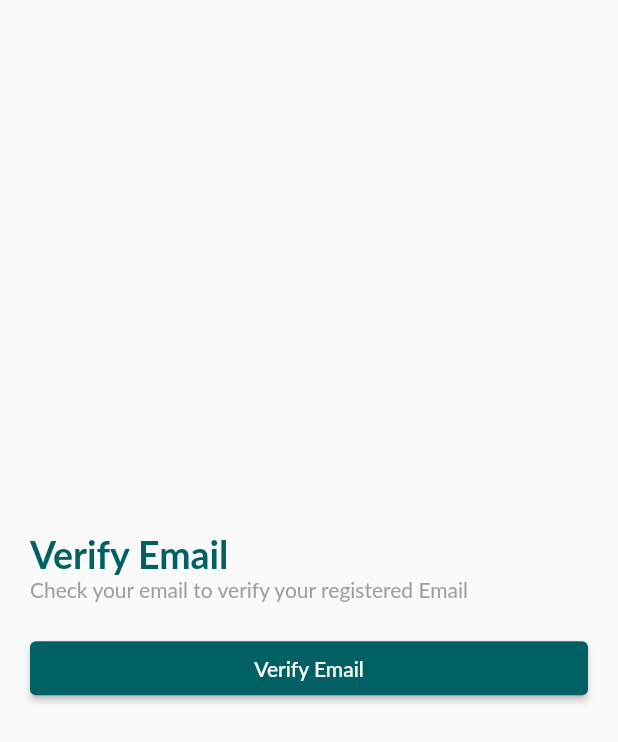
After one commit to deeppatel8259/free_book, a Flutter app: the EmailVerificationScreen screen opened by its route, on a phone screen of 412 x 824 dp. The commit adds this screen. Shown: the top 742 px of the screen. Run offline on Flutter 3.47's test engine with Material 2 defaults, Android fonts, the phone set to English and light mode, and no system bars; our stand-ins replace cloud_firestore, email_validator, firebase_auth, firebase_core, flutter_signin_button, google_sign_in and 1 more; missing offline and left inert: geocoder, open_mail_app; accounts and stored records are empty; Roboto replaces fonts that are missing (Lato).

Commit message:
email verification done

```diff
--- /dev/null
+++ b/lib/Screens/authentication/email_verification_screen.dart
@@ -0,0 +1,94 @@
+import 'package:flutter/material.dart';
+import 'package:free_book/Screens/location_screen.dart';
+import 'package:open_mail_app/open_mail_app.dart';
+
+
+class EmailVerificationScreen extends StatelessWidget {
+  static const String id = 'email-ver';
+  const EmailVerificationScreen({Key? key}) : super(key: key);
+
+  @override
+  Widget build(BuildContext context) {
+    return Scaffold(
+      body: Center(
+          child: Padding(
+        padding: const EdgeInsets.all(20.0),
+        child: Column(
+          mainAxisSize: MainAxisSize.min,
+          crossAxisAlignment: CrossAxisAlignment.start,
+          children: [
+            Align(
+              alignment: Alignment.centerLeft,
+              child: Text(
+                'Verify Email',
+                style: TextStyle(
+                    fontWeight: FontWeight.bold,
+                    fontSize: 25,
+                    color: Theme.of(context).primaryColor),
+              ),
+            ),
+            Text(
+              'Check your email to verify your registered Email',
+              style: TextStyle(color: Colors.grey),
+            ),
+            SizedBox(height: 20,),
+            Row(
+              children: [
+                Expanded(
+                    child: ElevatedButton(
+                  style: ButtonStyle(
+                      backgroundColor: MaterialStateProperty.all(
+                          Theme.of(context).primaryColor)),
+                  child: Text('Verify Email'),
+                      onPressed: () async {
+                        // Android: Will open mail app or show native picker.
+                        // iOS: Will open mail app if single mail app found.
+                        var result = await OpenMailApp.openMailApp();
+
+                        // If no mail apps found, show error
+                        if (!result.didOpen && !result.canOpen) {
+                          showNoMailAppsDialog(context);
+
+                          // iOS: if multiple mail apps found, show dialog to select.
+                          // There is no native intent/default app system in iOS so
+                          // you have to do it yourself.
+                        } else if (!result.didOpen && result.canOpen) {
+                          showDialog(
+                            context: context,
+                            builder: (_) {
+                              return MailAppPickerDialog(
+                                mailApps: result.options,
+                              );
+                            },
+                          );
+                        }
+                        Navigator.pushReplacementNamed(context, LocationScreen.id);
+                      },
+                ))
+              ],
+            )
+          ],
+        ),
+      )),
+    );
+  }
+  void showNoMailAppsDialog(BuildContext context) {
+    showDialog(
+      context: context,
+      builder: (context) {
+        return AlertDialog(
+          title: Text("Open Mail App"),
+          content: Text("No mail apps installed"),
+          actions: <Widget>[
+            FlatButton(
+              child: Text("OK"),
+              onPressed: () {
+                Navigator.pop(context);
+              },
+            )
+          ],
+        );
+      },
+    );
+  }
+}
--- a/lib/main.dart
+++ b/lib/main.dart
@@ -2,6 +2,7 @@
 import 'package:firebase_core/firebase_core.dart';
 import 'package:flutter/material.dart';
 import 'package:free_book/Screens/authentication/email_auth_screen.dart';
+import 'package:free_book/Screens/authentication/email_verification_screen.dart';
 import 'package:free_book/Screens/home_screen.dart';
 import 'Screens/home_screen.dart';
 import 'Screens/SplashScreen.dart';
@@ -36,6 +37,7 @@ class MyApp extends StatelessWidget {
         LocationScreen.id: (context) => LocationScreen(),
         HomeScreen.id: (context) => HomeScreen(locationData: locationData,),
         EmailAuthScreen.id: (context) => EmailAuthScreen(),
+        EmailVerificationScreen.id: (context) => EmailVerificationScreen(),
       },
     );
 
--- a/lib/widgets/auth_ui.dart
+++ b/lib/widgets/auth_ui.dart
@@ -4,6 +4,7 @@ import 'package:flutter/material.dart';
 import 'package:flutter_signin_button/button_list.dart';
 import 'package:flutter_signin_button/button_view.dart';
 import 'package:free_book/Screens/authentication/email_auth_screen.dart';
+import 'package:free_book/Screens/authentication/email_verification_screen.dart';
 import 'package:free_book/Screens/authentication/google_auth.dart';
 import 'package:free_book/Screens/authentication/phoneauth_screen.dart';
 import 'package:free_book/services/phoneauth_service.dart';
@@ -76,6 +77,7 @@ class AuthUi extends StatelessWidget {
           InkWell(
             onTap: (){
               Navigator.pushNamed(context, EmailAuthScreen.id);
+
             },
               child: Padding(
                 padding: const EdgeInsets.all(8.0),
--- a/pubspec.yaml
+++ b/pubspec.yaml
@@ -37,6 +37,7 @@ dependencies:
   geocoder:
   google_sign_in:
   email_validator:
+  open_mail_app:
 
 dev_dependencies:
   flutter_test:
```
Also changed, not shown: lib/Screens/authentication/email_auth_screen.dart (+22 -6 lines), lib/services/emailAuth_service.dart (+6 -2 lines), pubspec.lock.
